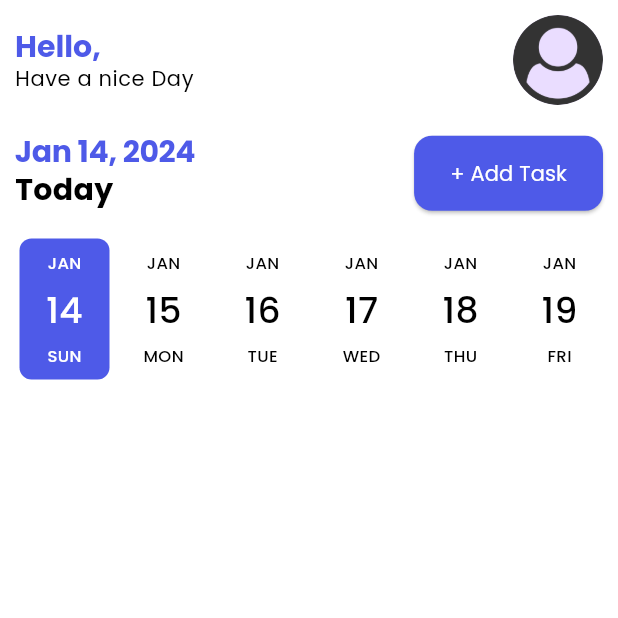
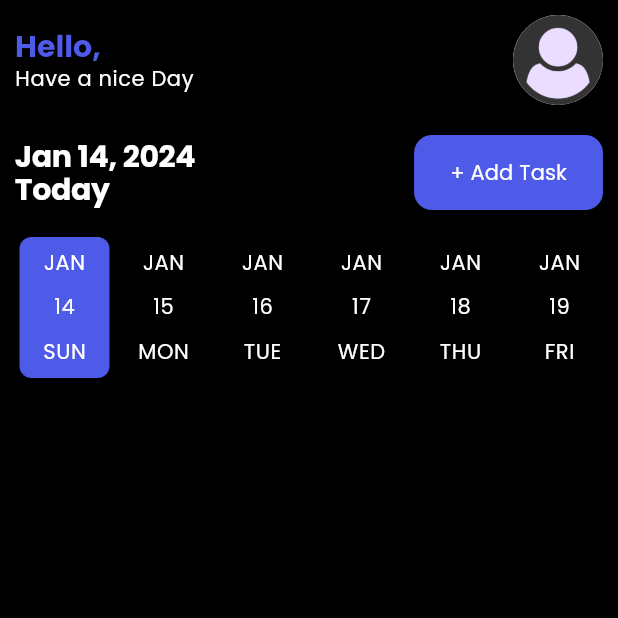
Before and after one commit to Selim513/Taskati, a Flutter app: the Home screen opened directly, on a phone screen of 412 x 824 dp, the top half of it. Run offline on Flutter 3.47's test engine with Material 3 defaults, Android fonts, the phone set to English and light mode, and no system bars; drawn by our look-alikes of date_picker_timeline; our stand-ins replace gap, google_fonts, hive, hive_flutter, image_picker, lottie; accounts and stored records are empty.

```diff
--- a/lib/core/services/local_Storage.dart
+++ b/lib/core/services/local_Storage.dart
@@ -1,12 +1,18 @@
 import 'package:hive/hive.dart';
 
 class appStorage {
-  static cachedData(String key, String value) {
+  static String NAME = "name";
+  static String IMAGE = "image";
+  static String IS_UPLOAD = "is_upload";
+
+  static cachedData(String key, dynamic value) {
     var box = Hive.box("user");
     box.put(key, value);
   }
 
-  static Future<String> getcahcedData(String key) async {
+  static Future<String> getcahcedData(
+    dynamic key,
+  ) async {
     var box = await Hive.box("user");
     return box.get(key);
   }
--- a/lib/core/thems.dart
+++ b/lib/core/thems.dart
@@ -45,8 +45,52 @@ final lightTheme = ThemeData(
   ),
   fontFamily: GoogleFonts.poppins().fontFamily,
 );
+//---------------------------------------Dark theme---------------------------------
+final darkTheme = ThemeData(
+  timePickerTheme: TimePickerThemeData(
+      dayPeriodTextColor: Colors.white,
+      hourMinuteTextColor: Appcolors.lightbackground,
+      hourMinuteColor: Colors.black,
+      hourMinuteTextStyle: TextStyle(fontSize: 30),
+      cancelButtonStyle: ButtonStyle(
+        foregroundColor: MaterialStatePropertyAll(Colors.blue),
+      ),
+      confirmButtonStyle: ButtonStyle(
+        foregroundColor: MaterialStatePropertyAll(Colors.blue),
+      ),
+      dialBackgroundColor: Colors.grey,
+      dialHandColor: Colors.blue,
+      entryModeIconColor: Colors.white,
+      shape: Border.all(width: double.infinity),
+      helpTextStyle: TextStyle(
+        color: Colors.white,
+      ),
+      backgroundColor: Appcolors.datePickerBackground),
 
-final darkTheme = ThemeData(
+  datePickerTheme: DatePickerThemeData(
+    dayForegroundColor: MaterialStatePropertyAll(Appcolors.lightbackground),
+    backgroundColor: Appcolors.datePickerBackground,
+    shape: Border.all(
+      width: double.infinity,
+    ),
+    todayForegroundColor: MaterialStatePropertyAll(Colors.white),
+    //todayBackgroundColor: MaterialStatePropertyAll(Colors.blue),
+    weekdayStyle: TextStyle(color: Colors.grey),
+
+    dayOverlayColor: MaterialStatePropertyAll(Colors.blue),
+
+    shadowColor: Colors.green,
+    surfaceTintColor: Appcolors.datePickerBackground,
+    headerBackgroundColor: Appcolors.datePickerBackground,
+    headerForegroundColor: Appcolors.lightbackground,
+    cancelButtonStyle: ButtonStyle(
+        textStyle: MaterialStatePropertyAll(TextStyle(color: Colors.red))),
+    confirmButtonStyle: ButtonStyle(
+      textStyle: MaterialStatePropertyAll(TextStyle(color: Colors.blue)),
+    ),
+  ),
+  dataTableTheme:
+      DataTableThemeData(dataTextStyle: TextStyle(color: Colors.red)),
   iconTheme: const IconThemeData(color: Colors.black),
   //------------------------text Theme----------------------
   textTheme: TextTheme(
@@ -58,6 +102,7 @@ final darkTheme = ThemeData(
   ),
 //----------------------------appbartheme-------------------------
   scaffoldBackgroundColor: Colors.black,
+
   appBarTheme: AppBarTheme(
       titleTextStyle: getmeduimfont(
           fontweight: FontWeight.bold, color: Appcolors.lightbackground),
--- a/lib/core/utils/app_colors.dart
+++ b/lib/core/utils/app_colors.dart
@@ -7,5 +7,6 @@ class Appcolors {
   static Color redColor = const Color(0xffFF4667);
   static Color nightbackground = const Color(0xff121212);
   static Color greyColor = const Color(0xffB4AAAA);
+  static Color datePickerBackground = const Color(0xff424242);
   static Color blackColor = Colors.black;
 }
--- a/lib/features/add/add_tasks.dart
+++ b/lib/features/add/add_tasks.dart
@@ -288,7 +288,6 @@ class _AddTaskState extends State<AddTask> {
                                     color: indexColour,
                                     iscompleted: false));
                             gotoreplace(context, const Home());
-
                           }
                         },
                         text: "+ Add Task")
--- a/lib/features/home/home.dart
+++ b/lib/features/home/home.dart
@@ -53,7 +53,7 @@ class _HomeState extends State<Home> {
                           children: [
                             Text(
                               "Today",
-                              style: getlargefont(),
+                              style: Theme.of(context).textTheme.displayLarge,
                             )
                           ],
                         ),
@@ -67,7 +67,7 @@ class _HomeState extends State<Home> {
                         text: "+ Add Task")
                   ],
                 ),
-                const Gap(15),
+                Gap(15),
                 SizedBox(
                   height: 100,
                   child: DatePicker(
@@ -75,6 +75,9 @@ class _HomeState extends State<Home> {
                     initialSelectedDate: DateTime.now(),
                     selectionColor: Appcolors.buttonsColor,
                     selectedTextColor: Colors.white,
+                    dateTextStyle: Theme.of(context).textTheme.bodySmall!,
+                    monthTextStyle: Theme.of(context).textTheme.bodySmall!,
+                    dayTextStyle: Theme.of(context).textTheme.bodySmall!,
                     onDateChange: (date) {
                       //  New date selected
                       setState(() {
@@ -103,9 +106,7 @@ class _HomeState extends State<Home> {
                         return Dismissible(
                             key: UniqueKey(),
                             onDismissed: (direction) {
-                              if (direction == DismissDirection.startToEnd) {
-                                box.delete(tasks[index].id);
-                              } else {
+                              if (direction == DismissDirection.endToStart) {
                                 box.put(
                                     tasks[index].id,
                                     TaskModel(
@@ -115,8 +116,10 @@ class _HomeState extends State<Home> {
                                         date: tasks[index].date,
                                         startTime: tasks[index].startTime,
                                         endTime: tasks[index].endTime,
-                                        color: tasks[index].color,
-                                        iscompleted: tasks[index].iscompleted));
+                                        color: 3,
+                                        iscompleted: true));
+                              } else {
+                                box.delete(tasks[index].id);
                               }
                             },
                             background: Row(
--- a/lib/main.dart
+++ b/lib/main.dart
@@ -4,6 +4,7 @@ import 'package:flutter/material.dart';
 import 'package:hive/hive.dart';
 import 'package:hive_flutter/adapters.dart';
 import 'package:taskati_todo_app/core/thems.dart';
+
 
 import 'package:taskati_todo_app/splash_screen.dart';
 
@@ -31,13 +32,13 @@ class _MyAppState extends State<MyApp> {
     return ValueListenableBuilder(
       valueListenable: Hive.box<bool>("mode").listenable(),
       builder: (context, value, child) {
-        bool darkMode = value.get("darkMode", defaultValue: false)!;
+        bool darkMode = value.get("darkMode", defaultValue: true)!;
         return MaterialApp(
           themeMode: darkMode ? ThemeMode.dark : ThemeMode.light,
           theme: lightTheme,
           darkTheme: darkTheme,
           debugShowCheckedModeBanner: false,
-          home: const Splashscreen(),
+          home: Splashscreen(),
         );
       },
     );
```
Also changed, not shown: lib/features/upload/upload_screen.dart (+6 -4 lines), lib/splash_screen.dart (+9 -2 lines).
